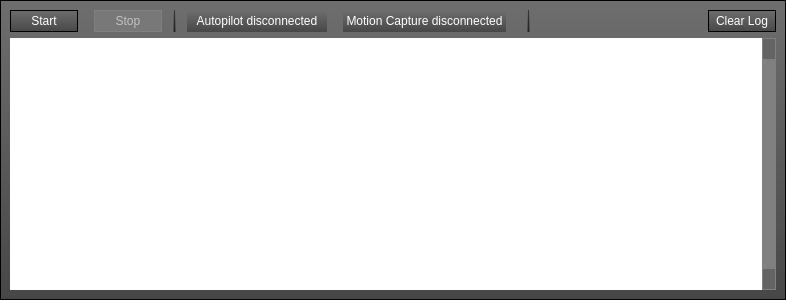
Old version of the form ground/openpilotgcs/src/plugins/motioncapture/mocapwidget.ui in the repository TauLabs/TauLabs.
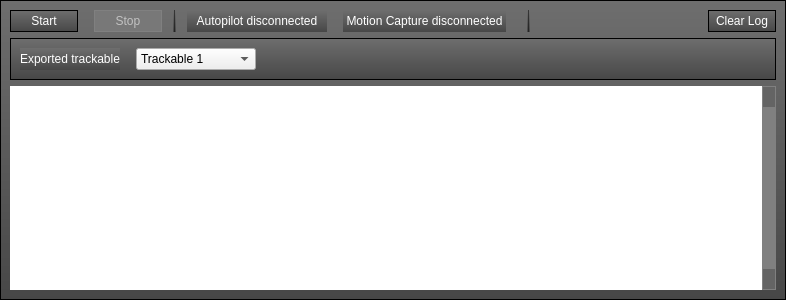
New version of the form. Icons and pictures are not drawn.

Commit message:
Added support for dynamically choosing the trackable object.
Currently does not work because the plugin does not send the data upstream to the GUI.

Diff of the .ui file:
```diff
--- a/ground/openpilotgcs/src/plugins/motioncapture/mocapwidget.ui
+++ b/ground/openpilotgcs/src/plugins/motioncapture/mocapwidget.ui
@@ -427,6 +427,72 @@
         </item>
        </layout>
       </item>
+      <item>
+       <widget class="QFrame" name="frame_2">
+        <property name="frameShape">
+         <enum>QFrame::StyledPanel</enum>
+        </property>
+        <property name="frameShadow">
+         <enum>QFrame::Raised</enum>
+        </property>
+        <layout class="QHBoxLayout" name="horizontalLayout_2">
+         <item>
+          <widget class="QLabel" name="label">
+           <property name="styleSheet">
+            <string notr="true">color: rgb(255, 255, 255);</string>
+           </property>
+           <property name="text">
+            <string>Exported trackable</string>
+           </property>
+          </widget>
+         </item>
+         <item>
+          <spacer name="horizontalSpacer_10">
+           <property name="orientation">
+            <enum>Qt::Horizontal</enum>
+           </property>
+           <property name="sizeType">
+            <enum>QSizePolicy::Fixed</enum>
+           </property>
+           <property name="sizeHint" stdset="0">
+            <size>
+             <width>10</width>
+             <height>20</height>
+            </size>
+           </property>
+          </spacer>
+         </item>
+         <item>
+          <widget class="QComboBox" name="trackablesComboBox">
+           <property name="minimumSize">
+            <size>
+             <width>120</width>
+             <height>0</height>
+            </size>
+           </property>
+           <item>
+            <property name="text">
+             <string>Trackable 1</string>
+            </property>
+           </item>
+          </widget>
+         </item>
+         <item>
+          <spacer name="horizontalSpacer_9">
+           <property name="orientation">
+            <enum>Qt::Horizontal</enum>
+           </property>
+           <property name="sizeHint" stdset="0">
+            <size>
+             <width>40</width>
+             <height>20</height>
+            </size>
+           </property>
+          </spacer>
+         </item>
+        </layout>
+       </widget>
+      </item>
       <item>
        <widget class="QTextEdit" name="textBrowser">
         <property name="sizePolicy">
```
The commit also changes 8 other files.
